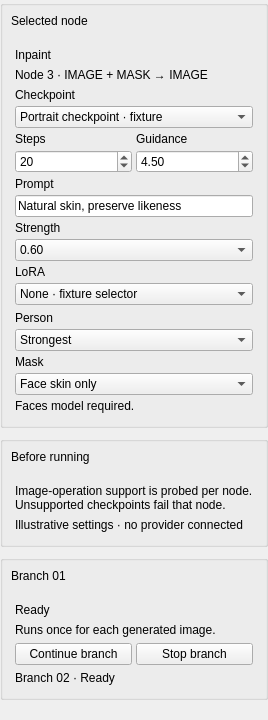
djebaz/dtflow, file src/dtflow/ui/forms/workflows_inspector.ui: the form before one commit.
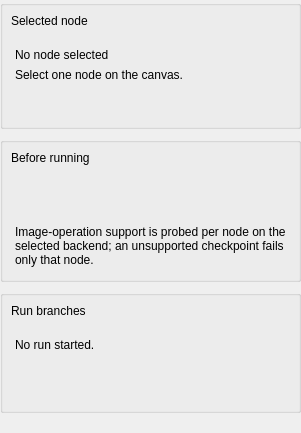
The form after the commit.

Commit message: Workflows: production workspace, canvas, library and run view (#223)

Patch:
```diff
--- a/src/dtflow/ui/forms/workflows_inspector.ui
+++ b/src/dtflow/ui/forms/workflows_inspector.ui
@@ -100,7 +100,7 @@
          <item>
           <widget class="QLabel" name="workflowNodeTitle">
            <property name="text">
-            <string>Inpaint</string>
+            <string>No node selected</string>
            </property>
            <property name="wordWrap">
             <bool>true</bool>
@@ -110,7 +110,7 @@
          <item>
           <widget class="QLabel" name="workflowNodeMeta">
            <property name="text">
-            <string>Node 3 · IMAGE + MASK → IMAGE</string>
+            <string>Select one node on the canvas.</string>
            </property>
            <property name="wordWrap">
             <bool>true</bool>
@@ -121,8 +121,21 @@
           </widget>
          </item>
          <item>
-          <widget class="QWidget" name="workflowModelControls">
-           <layout class="QVBoxLayout" name="workflowModelControlsLayout">
+          <widget class="QLabel" name="workflowNodeDescription">
+           <property name="text">
+            <string></string>
+           </property>
+           <property name="wordWrap">
+            <bool>true</bool>
+           </property>
+           <property name="role" stdset="0">
+            <string>secondary</string>
+           </property>
+          </widget>
+         </item>
+         <item>
+          <widget class="QWidget" name="workflowParamsHost">
+           <layout class="QVBoxLayout" name="workflowParamsHostLayout">
             <property name="leftMargin">
              <number>0</number>
             </property>
@@ -138,221 +151,6 @@
             <property name="spacing">
              <number>4</number>
             </property>
-            <item>
-             <widget class="QLabel" name="workflowCheckpointLabel">
-              <property name="text">
-               <string>Checkpoint</string>
-              </property>
-              <property name="wordWrap">
-               <bool>true</bool>
-              </property>
-              <property name="role" stdset="0">
-               <string>secondary</string>
-              </property>
-             </widget>
-            </item>
-            <item>
-             <widget class="QComboBox" name="workflowCheckpoint">
-              <item>
-               <property name="text">
-                <string>Portrait checkpoint · fixture</string>
-               </property>
-              </item>
-              <item>
-               <property name="text">
-                <string>Refine checkpoint · fixture</string>
-               </property>
-              </item>
-             </widget>
-            </item>
-            <item>
-             <widget class="QWidget" name="workflowNumericRow">
-              <layout class="QHBoxLayout" name="workflowNumericRowLayout">
-               <property name="leftMargin">
-                <number>0</number>
-               </property>
-               <property name="topMargin">
-                <number>0</number>
-               </property>
-               <property name="rightMargin">
-                <number>0</number>
-               </property>
-               <property name="bottomMargin">
-                <number>0</number>
-               </property>
-               <property name="spacing">
-                <number>4</number>
-               </property>
-               <item>
-                <widget class="QWidget" name="workflowStepsField">
-                 <layout class="QVBoxLayout" name="workflowStepsFieldLayout">
-                  <property name="leftMargin">
-                   <number>0</number>
-                  </property>
-                  <property name="topMargin">
-                   <number>0</number>
-                  </property>
-                  <property name="rightMargin">
-                   <number>0</number>
-                  </property>
-                  <property name="bottomMargin">
-                   <number>0</number>
-                  </property>
-                  <property name="spacing">
-                   <number>4</number>
-                  </property>
-                  <item>
-                   <widget class="QLabel" name="workflowStepsLabel">
-                    <property name="text">
-                     <string>Steps</string>
-                    </property>
-                    <property name="wordWrap">
-                     <bool>true</bool>
-                    </property>
-                    <property name="role" stdset="0">
-                     <string>secondary</string>
-                    </property>
-                   </widget>
-                  </item>
-                  <item>
-                   <widget class="QSpinBox" name="workflowSteps">
-                    <property name="maximum">
-                     <number>150</number>
-                    </property>
-                    <property name="value">
-                     <number>20</number>
-                    </property>
-                   </widget>
-                  </item>
-                 </layout>
-                </widget>
-               </item>
-               <item>
-                <widget class="QWidget" name="workflowGuidanceField">
-                 <layout class="QVBoxLayout" name="workflowGuidanceFieldLayout">
-                  <property name="leftMargin">
-                   <number>0</number>
-                  </property>
-                  <property name="topMargin">
-                   <number>0</number>
-                  </property>
-                  <property name="rightMargin">
-                   <number>0</number>
-                  </property>
-                  <property name="bottomMargin">
-                   <number>0</number>
-                  </property>
-                  <property name="spacing">
-                   <number>4</number>
-                  </property>
-                  <item>
-                   <widget class="QLabel" name="workflowGuidanceLabel">
-                    <property name="text">
-                     <string>Guidance</string>
-                    </property>
-                    <property name="wordWrap">
-                     <bool>true</bool>
-                    </property>
-                    <property name="role" stdset="0">
-                     <string>secondary</string>
-                    </property>
-                   </widget>
-                  </item>
-                  <item>
-                   <widget class="QDoubleSpinBox" name="workflowGuidance">
-                    <property name="maximum">
-                     <double>50.0</double>
-                    </property>
-                    <property name="value">
-                     <double>4.5</double>
-                    </property>
-                   </widget>
-                  </item>
-                 </layout>
-                </widget>
-               </item>
-              </layout>
-             </widget>
-            </item>
-            <item>
-             <widget class="QLabel" name="workflowPromptLabel">
-              <property name="text">
-               <string>Prompt</string>
-              </property>
-              <property name="wordWrap">
-               <bool>true</bool>
-              </property>
-              <property name="role" stdset="0">
-               <string>secondary</string>
-              </property>
-             </widget>
-            </item>
-            <item>
-             <widget class="QLineEdit" name="workflowPrompt">
-              <property name="text">
-               <string>Natural skin, preserve likeness</string>
-              </property>
-             </widget>
-            </item>
-            <item>
-             <widget class="QLabel" name="workflowStrengthLabel">
-              <property name="text">
-               <string>Strength</string>
-              </property>
-              <property name="wordWrap">
-               <bool>true</bool>
-              </property>
-              <property name="role" stdset="0">
-               <string>secondary</string>
-              </property>
-             </widget>
-            </item>
-            <item>
-             <widget class="QComboBox" name="workflowStrength">
-              <item>
-               <property name="text">
-                <string>0.60</string>
-               </property>
-              </item>
-              <item>
-               <property name="text">
-                <string>0.40</string>
-               </property>
-              </item>
-              <item>
-               <property name="text">
-                <string>0.25</string>
-               </property>
-              </item>
-             </widget>
-            </item>
-            <item>
-             <widget class="QLabel" name="workflowLoraLabel">
-              <property name="text">
-               <string>LoRA</string>
-              </property>
-              <property name="wordWrap">
-               <bool>true</bool>
-              </property>
-              <property name="role" stdset="0">
-               <string>secondary</string>
-              </property>
-             </widget>
-            </item>
-            <item>
-             <widget class="QComboBox" name="workflowLora">
-              <item>
-               <property name="text">
-                <string>None · fixture selector</string>
-               </property>
-              </item>
-              <item>
-               <property name="text">
-                <string>Portrait detail · 0.60</string>
-               </property>
-              </item>
-             </widget>
-            </item>
            </layout>
           </widget>
          </item>
@@ -374,73 +172,6 @@
             <property name="spacing">
              <number>4</number>
             </property>
-            <item>
-             <widget class="QLabel" name="workflowPersonLabel">
-              <property name="text">
-               <string>Person</string>
-              </property>
-              <property name="wordWrap">
-               <bool>true</bool>
-              </property>
-              <property name="role" stdset="0">
-               <string>secondary</string>
-              </property>
-             </widget>
-            </item>
-            <item>
-             <widget class="QComboBox" name="workflowPerson">
-              <item>
-               <property name="text">
-                <string>Strongest</string>
-               </property>
-              </item>
-              <item>
-               <property name="text">
-                <string>All</string>
-               </property>
-              </item>
-             </widget>
-            </item>
-            <item>
-             <widget class="QLabel" name="workflowMaskLabel">
-              <property name="text">
-               <string>Mask</string>
-              </property>
-              <property name="wordWrap">
-               <bool>true</bool>
-              </property>
-              <property name="role" stdset="0">
-               <string>secondary</string>
-              </property>
-             </widget>
-            </item>
-            <item>
-             <widget class="QComboBox" name="workflowMaskRegion">
-              <item>
-               <property name="text">
-                <string>Face skin only</string>
-               </property>
-              </item>
-              <item>
-               <property name="text">
-                <string>Face skin and hair</string>
-               </property>
-              </item>
-             </widget>
-            </item>
-            <item>
-             <widget class="QLabel" name="workflowFacesRequired">
-              <property name="text">
-               <string>Faces model required.</string>
-              </property>
-              <property name="wordWrap">
-               <bool>true</bool>
-              </property>
-              <property name="role" stdset="0">
-               <string>secondary</string>
-              </property>
-             </widget>
-            </item>
            </layout>
           </widget>
          </item>
@@ -529,23 +260,36 @@
          <property name="spacing">
           <number>6</number>
          </property>
+         <item>
+          <widget class="QLabel" name="workflowPlanText">
+           <property name="text">
+            <string></string>
+           </property>
+           <property name="wordWrap">
+            <bool>true</bool>
+           </property>
+           <property name="workflowState" stdset="0">
+            <string></string>
+           </property>
+          </widget>
+         </item>
+         <item>
+          <widget class="QLabel" name="workflowDiagnostics">
+           <property name="text">
+            <string></string>
+           </property>
+           <property name="wordWrap">
+            <bool>true</bool>
+           </property>
+           <property name="role" stdset="0">
+            <string>secondary</string>
+           </property>
+          </widget>
+         </item>
          <item>
           <widget class="QLabel" name="workflowPreflightText">
            <property name="text">
-            <string>Image-operation support is probed per node. Unsupported checkpoints fail that node.</string>
-           </property>
-           <property name="wordWrap">
-            <bool>true</bool>
-           </property>
-           <property name="role" stdset="0">
-            <string>secondary</string>
-           </property>
-          </widget>
-         </item>
-         <item>
-          <widget class="QLabel" name="workflowFixtureNotice">
-           <property name="text">
-            <string>Illustrative settings · no provider connected</string>
+            <string>Image-operation support is probed per node on the selected backend; an unsupported checkpoint fails only that node.</string>
            </property>
            <property name="wordWrap">
             <bool>true</bool>
@@ -606,7 +350,7 @@
          <item>
           <widget class="QLabel" name="workflowBranchTitle">
            <property name="text">
-            <string>Branch 01</string>
+            <string>Run branches</string>
            </property>
            <property name="wordWrap">
             <bool>true</bool>
@@ -643,7 +387,7 @@
          <item>
           <widget class="QLabel" name="workflowBranchStatus">
            <property name="text">
-            <string>Ready</string>
+            <string>No run started.</string>
            </property>
            <property name="wordWrap">
             <bool>true</bool>
@@ -653,7 +397,7 @@
          <item>
           <widget class="QLabel" name="workflowBranchDetail">
            <property name="text">
-            <string>Runs once for each generated image.</string>
+            <string></string>
            </property>
            <property name="wordWrap">
             <bool>true</bool>
@@ -664,8 +408,8 @@
           </widget>
          </item>
          <item>
-          <widget class="QWidget" name="workflowBranchActions">
-           <layout class="QHBoxLayout" name="workflowBranchActionsLayout">
+          <widget class="QWidget" name="workflowPausesHost">
+           <layout class="QVBoxLayout" name="workflowPausesHostLayout">
             <property name="leftMargin">
              <number>0</number>
             </property>
@@ -679,29 +423,15 @@
              <number>0</number>
             </property>
             <property name="spacing">
-             <number>4</number>
+             <number>6</number>
             </property>
-            <item>
-             <widget class="QPushButton" name="continueBranchButton">
-              <property name="text">
-               <string>Continue branch</string>
-              </property>
-             </widget>
-            </item>
-            <item>
-             <widget class="QPushButton" name="stopBranchButton">
-              <property name="text">
-               <string>Stop branch</string>
-              </property>
-             </widget>
-            </item>
            </layout>
           </widget>
          </item>
          <item>
           <widget class="QLabel" name="workflowSiblingStatus">
            <property name="text">
-            <string>Branch 02 · Ready</string>
+            <string></string>
            </property>
            <property name="wordWrap">
             <bool>true</bool>
```
Left out of the diff: 7 changed lines with no effect on the pictures. The commit also changes 20 other files.
